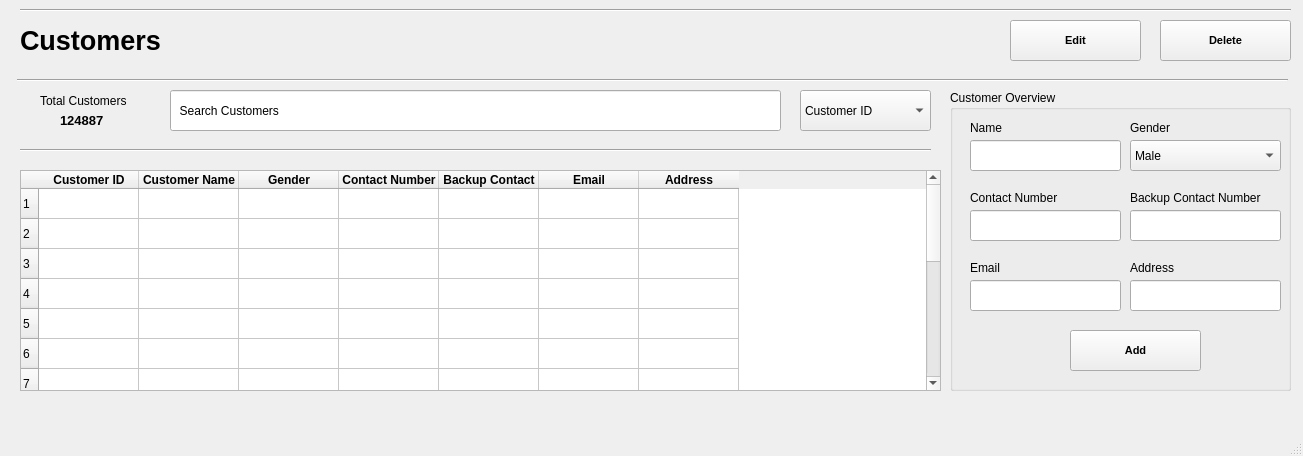
First picture: the form in Screens/Customers.ui, repository basil-ali-khan/Inventory-Management-System, before the edit.
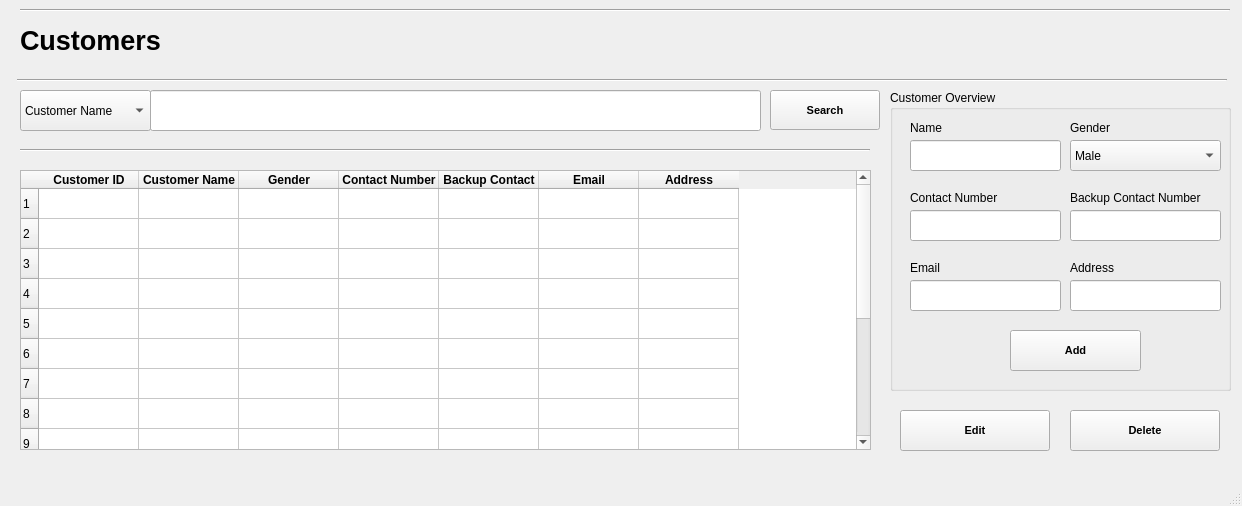
Second picture: the form after the edit.

Commit message: Customer, Vendor Done

Patch:
```diff
--- a/Screens/Customers.ui
+++ b/Screens/Customers.ui
@@ -6,8 +6,8 @@
    <rect>
     <x>0</x>
     <y>0</y>
-    <width>1303</width>
-    <height>456</height>
+    <width>1242</width>
+    <height>506</height>
    </rect>
   </property>
   <property name="windowTitle">
@@ -39,8 +39,8 @@
      <rect>
       <x>20</x>
       <y>170</y>
-      <width>921</width>
-      <height>221</height>
+      <width>851</width>
+      <height>280</height>
      </rect>
     </property>
     <row>
@@ -199,17 +199,12 @@
    <widget class="QComboBox" name="comboBox">
     <property name="geometry">
      <rect>
-      <x>800</x>
+      <x>20</x>
       <y>90</y>
       <width>131</width>
       <height>41</height>
      </rect>
     </property>
-    <item>
-     <property name="text">
-      <string>Customer ID</string>
-     </property>
-    </item>
     <item>
      <property name="text">
       <string>Customer Name</string>
@@ -229,53 +224,14 @@
    <widget class="QLineEdit" name="lineEdit">
     <property name="geometry">
      <rect>
-      <x>170</x>
+      <x>150</x>
       <y>90</y>
       <width>611</width>
       <height>41</height>
      </rect>
     </property>
     <property name="text">
-     <string>  Search Customers</string>
-    </property>
-   </widget>
-   <widget class="QLabel" name="label_2">
-    <property name="geometry">
-     <rect>
-      <x>60</x>
-      <y>110</y>
-      <width>71</width>
-      <height>21</height>
-     </rect>
-    </property>
-    <property name="font">
-     <font>
-      <pointsize>10</pointsize>
-      <weight>75</weight>
-      <bold>true</bold>
-      <underline>false</underline>
-     </font>
-    </property>
-    <property name="text">
-     <string>124887</string>
-    </property>
-   </widget>
-   <widget class="QLabel" name="label_3">
-    <property name="geometry">
-     <rect>
-      <x>40</x>
-      <y>90</y>
-      <width>121</width>
-      <height>21</height>
-     </rect>
-    </property>
-    <property name="font">
-     <font>
-      <pointsize>9</pointsize>
-     </font>
-    </property>
-    <property name="text">
-     <string>Total Customers</string>
+     <string/>
     </property>
    </widget>
    <widget class="Line" name="line">
@@ -283,7 +239,7 @@
      <rect>
       <x>17</x>
       <y>70</y>
-      <width>1271</width>
+      <width>1210</width>
       <height>20</height>
      </rect>
     </property>
@@ -296,7 +252,7 @@
      <rect>
       <x>20</x>
       <y>140</y>
-      <width>911</width>
+      <width>850</width>
       <height>20</height>
      </rect>
     </property>
@@ -307,7 +263,7 @@
    <widget class="QGroupBox" name="groupBox">
     <property name="geometry">
      <rect>
-      <x>950</x>
+      <x>890</x>
       <y>90</y>
       <width>341</width>
       <height>301</height>
@@ -496,7 +452,7 @@
      <rect>
       <x>20</x>
       <y>0</y>
-      <width>1271</width>
+      <width>1210</width>
       <height>20</height>
      </rect>
     </property>
@@ -507,9 +463,9 @@
    <widget class="QPushButton" name="pushButton_3">
     <property name="geometry">
      <rect>
-      <x>1010</x>
-      <y>20</y>
-      <width>131</width>
+      <x>900</x>
+      <y>410</y>
+      <width>150</width>
       <height>41</height>
      </rect>
     </property>
@@ -527,9 +483,9 @@
    <widget class="QPushButton" name="pushButton_2">
     <property name="geometry">
      <rect>
-      <x>1160</x>
-      <y>20</y>
-      <width>131</width>
+      <x>1070</x>
+      <y>410</y>
+      <width>150</width>
       <height>41</height>
      </rect>
     </property>
@@ -544,6 +500,26 @@
      <string>Delete</string>
     </property>
    </widget>
+   <widget class="QPushButton" name="searchCustomerButton">
+    <property name="geometry">
+     <rect>
+      <x>770</x>
+      <y>90</y>
+      <width>110</width>
+      <height>40</height>
+     </rect>
+    </property>
+    <property name="font">
+     <font>
+      <pointsize>8</pointsize>
+      <weight>75</weight>
+      <bold>true</bold>
+     </font>
+    </property>
+    <property name="text">
+     <string>Search</string>
+    </property>
+   </widget>
   </widget>
   <widget class="QMenuBar" name="menubar">
    <property name="geometry">
```
Left out of the diff: 28 changed lines with no effect on the pictures. The commit also changes 14 other files.
